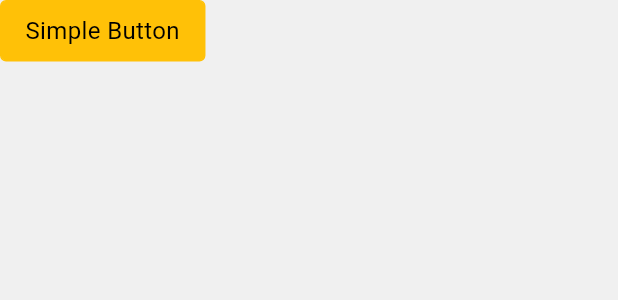
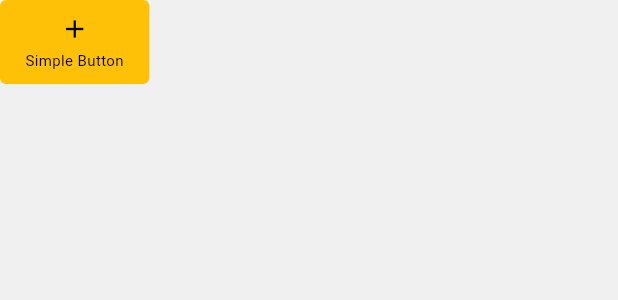
Before and after one commit to cesarmod2017/mod_layout_one, a Flutter app: the ModButton widget shown alone on an empty page, opened directly, after a tap on "Simple Button", on a phone screen of 412 x 824 dp. Shown: the top 300 px of the screen. Run offline on Flutter 3.47's test engine with Material 3 defaults, Android fonts, the phone set to English and light mode, and no system bars; our stand-ins replace cached_network_image, flutter_svg, get, shared_preferences; accounts and stored records are empty.

Commit message:
feat: adiciona suporte a ícone centralizado e fontSize customizado no ModButton (v1.1.8)

```diff
--- a/example/lib/pages/buttons_page.dart
+++ b/example/lib/pages/buttons_page.dart
@@ -29,6 +29,9 @@ class ButtonsPage extends StatelessWidget {
                     title: 'Simple Button',
                     type: ModButtonType.custom,
                     backgroundColor: Colors.amber,
+                    centerIcon: Icons.add,
+                    iconCenterAlign: ModIconCenterAlign.top,
+                    fontSize: 10,
                     textColor: Colors.black,
                     onPressed: () async {},
                   ),
--- a/lib/widgets/buttons/buttons.dart
+++ b/lib/widgets/buttons/buttons.dart
@@ -18,10 +18,13 @@ enum ModBorderType { none, solid }
 
 enum ModButtonSize { lg, md, sm, xs }
 
+enum ModIconCenterAlign { top, bottom }
+
 class ModButton extends StatefulWidget {
   final String? title;
   final IconData? leftIcon;
   final IconData? rightIcon;
+  final IconData? centerIcon;
   final IconData? loadingIcon;
   final double borderRadius;
   final ModButtonType type;
@@ -35,12 +38,15 @@ class ModButton extends StatefulWidget {
   final bool disabled;
   final bool autosize;
   final TextAlign textAlign;
+  final ModIconCenterAlign iconCenterAlign;
+  final double? fontSize;
 
   const ModButton({
     super.key,
     this.title,
     this.leftIcon,
     this.rightIcon,
+    this.centerIcon,
     this.loadingIcon = Icons.refresh,
     this.borderRadius = 4.0,
     this.type = ModButtonType.defaultType,
@@ -54,6 +60,8 @@ class ModButton extends StatefulWidget {
     this.disabled = false,
     this.autosize = true,
     this.textAlign = TextAlign.center,
+    this.iconCenterAlign = ModIconCenterAlign.top,
+    this.fontSize,
   });
 
   @override
@@ -129,6 +137,9 @@ class _ModButtonState extends State<ModButton>
   }
 
   double _getFontSize() {
+    if (widget.fontSize != null) {
+      return widget.fontSize!;
+    }
     switch (widget.size) {
       case ModButtonSize.lg:
         return 18;
@@ -230,39 +241,52 @@ class _ModButtonState extends State<ModButton>
     return Colors.white;
   }
 
-  @override
-  Widget build(BuildContext context) {
-    final height = _getHeight();
+  Widget _buildCenterIconLayout() {
+    final iconWidget = Icon(
+      widget.centerIcon,
+      color: _getTextColor(),
+      size: _getIconSize(),
+    );
 
-    return Material(
-      color: Colors.transparent,
-      child: InkWell(
-        onTap: (widget.disabled || _isLoading)
-            ? null
-            : () async {
-                if (widget.onPressed != null) {
-                  if (mounted) setState(() => _isLoading = true);
-                  try {
-                    await widget.onPressed!();
-                  } finally {
-                    if (mounted) {
-                      if (mounted) setState(() => _isLoading = false);
+    final titleWidget = widget.title != null
+        ? Text(
+            widget.title!,
+            style: TextStyle(
+              color: _getTextColor(),
+              fontSize: _getFontSize(),
+            ),
+            textAlign: widget.textAlign,
+            overflow: TextOverflow.ellipsis,
+            maxLines: 2,
+          )
+        : null;
+
+    final children = <Widget>[];
+
+    if (widget.iconCenterAlign == ModIconCenterAlign.top) {
+      children.add(iconWidget);
+      if (titleWidget != null) {
+        children.add(const SizedBox(height: 4));
+        children.add(titleWidget);
       }
+    } else {
+      if (titleWidget != null) {
+        children.add(titleWidget);
+        children.add(const SizedBox(height: 4));
       }
+      children.add(iconWidget);
     }
-              },
-        child: Container(
-          constraints: BoxConstraints(
-            minHeight: height,
-          ),
-          padding: _getPadding(),
-          width: widget.autosize ? null : double.infinity,
-          decoration: BoxDecoration(
-            color: _getTypeColor(),
-            borderRadius: BorderRadius.circular(widget.borderRadius),
-            border: _getBorder(),
-          ),
-          child: Row(
+
+    return Column(
+      mainAxisSize: MainAxisSize.min,
+      mainAxisAlignment: MainAxisAlignment.center,
+      crossAxisAlignment: CrossAxisAlignment.center,
+      children: children,
+    );
+  }
+
+  Widget _buildDefaultLayout() {
+    return Row(
       mainAxisSize: widget.autosize ? MainAxisSize.min : MainAxisSize.max,
       mainAxisAlignment: MainAxisAlignment.center,
       crossAxisAlignment: CrossAxisAlignment.center,
@@ -324,7 +348,44 @@ class _ModButtonState extends State<ModButton>
             ),
           ),
       ],
+    );
+  }
+
+  @override
+  Widget build(BuildContext context) {
+    final height = _getHeight();
+
+    return Material(
+      color: Colors.transparent,
+      child: InkWell(
+        onTap: (widget.disabled || _isLoading)
+            ? null
+            : () async {
+                if (widget.onPressed != null) {
+                  if (mounted) setState(() => _isLoading = true);
+                  try {
+                    await widget.onPressed!();
+                  } finally {
+                    if (mounted) {
+                      if (mounted) setState(() => _isLoading = false);
+                    }
+                  }
+                }
+              },
+        child: Container(
+          constraints: BoxConstraints(
+            minHeight: height,
           ),
+          padding: _getPadding(),
+          width: widget.autosize ? null : double.infinity,
+          decoration: BoxDecoration(
+            color: _getTypeColor(),
+            borderRadius: BorderRadius.circular(widget.borderRadius),
+            border: _getBorder(),
+          ),
+          child: widget.centerIcon != null
+              ? _buildCenterIconLayout()
+              : _buildDefaultLayout(),
         ),
       ),
     );
--- a/pubspec.yaml
+++ b/pubspec.yaml
@@ -1,6 +1,6 @@
 name: mod_layout_one
 description: A comprehensive Flutter layout package with theming and i18n support
-version: 1.1.7
+version: 1.1.8
 homepage: https://github.com/cesarmod2017/mod_layout_one
 
 environment:
```
Also changed, not shown: example/pubspec.lock. Lines whose indentation alone changed are shown as unchanged.
